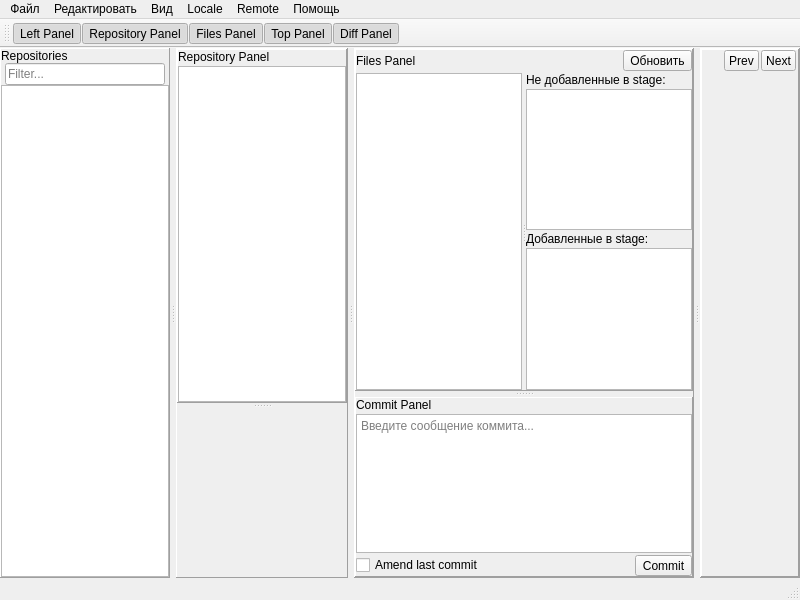
This is commit_craft_app/mainwindow.ui in CJayM/CommitCraft as Qt 5 draws it before an edit. The edited form follows.
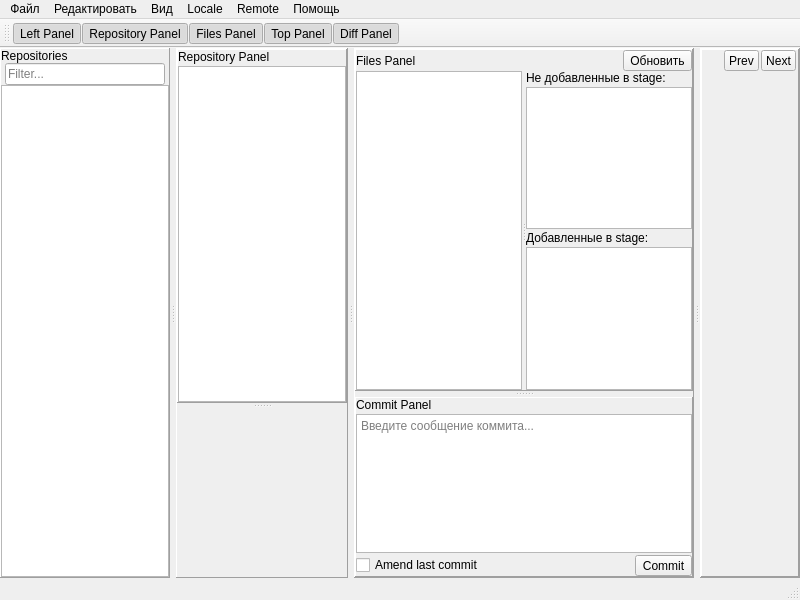
This is the edited form. Icons and pictures are not drawn. Custom widgets are drawn as their Qt base class.

Commit message: Подправлены стили

What changed in the file:
```diff
--- a/commit_craft_app/mainwindow.ui
+++ b/commit_craft_app/mainwindow.ui
@@ -291,9 +291,9 @@
            <property name="frameShadow">
             <enum>QFrame::Shadow::Raised</enum>
            </property>
-           <layout class="QVBoxLayout" name="verticalLayout_5">
+           <layout class="QVBoxLayout" name="verticalLayout_5" stretch="0,1">
             <property name="spacing">
-             <number>2</number>
+             <number>0</number>
             </property>
             <property name="leftMargin">
              <number>0</number>
```
Left out of the diff: 13 changed lines with no effect on the pictures. The commit also changes 2 other files.
